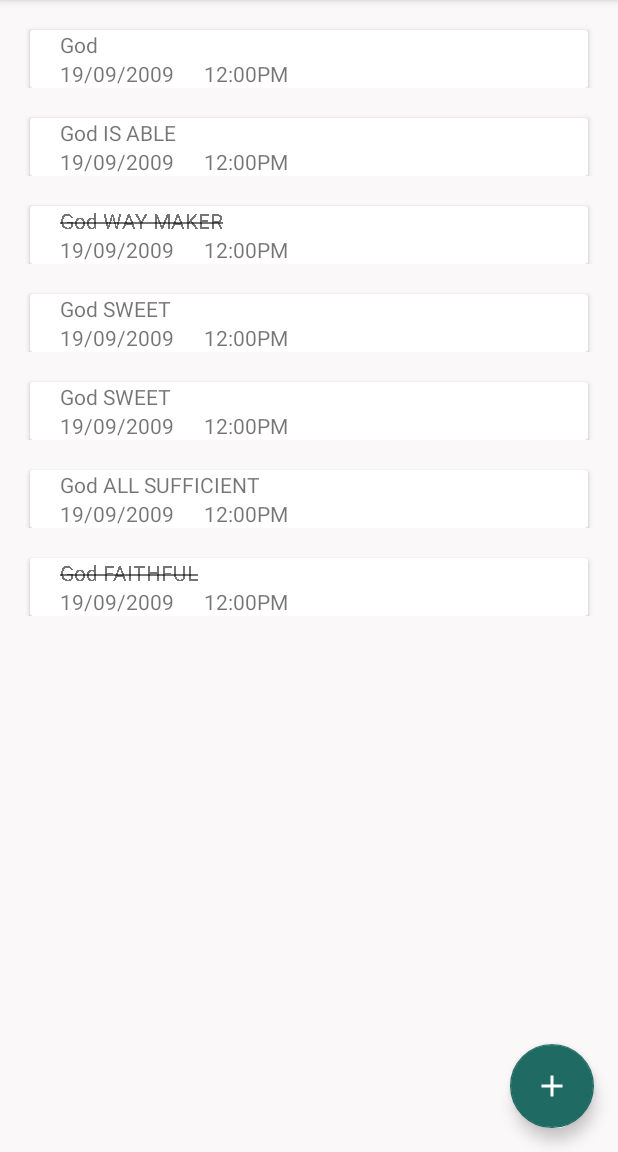
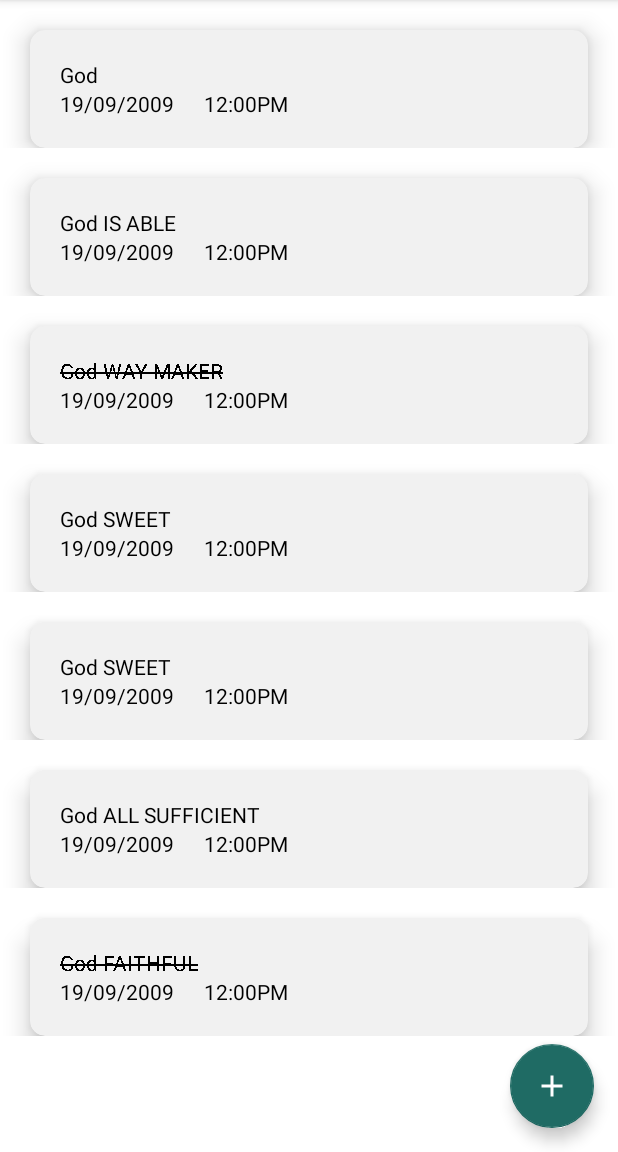
Before and after one commit to okezino/JotNotes, an Android app: the screen it shows after launch (MainActivity), on a phone screen of 412 x 824 dp, the part 84-1236 px from its top. Run offline under Robolectric (Android 15) with nearby library versions, the phone set to English and light mode, and no system bars; our stand-ins replace Dagger/Hilt's generated code, Room's generated code, navigation-ui.

Commit message:
card view

```diff
--- a/app/src/main/res/layout/fragment_first.xml
+++ b/app/src/main/res/layout/fragment_first.xml
@@ -4,7 +4,7 @@
     xmlns:tools="http://schemas.android.com/tools"
     android:layout_width="match_parent"
     android:layout_height="match_parent"
-    android:background="@color/bg_color"
+    android:background="@color/white"
     tools:context=".ui.JotNote">
     <androidx.recyclerview.widget.RecyclerView
         android:id="@+id/todo_recyclerview"
--- a/app/src/main/res/layout/todo_layout_view.xml
+++ b/app/src/main/res/layout/todo_layout_view.xml
@@ -2,6 +2,7 @@
 <androidx.constraintlayout.widget.ConstraintLayout xmlns:android="http://schemas.android.com/apk/res/android"
     android:layout_width="match_parent"
     android:layout_height="wrap_content"
+
     xmlns:app="http://schemas.android.com/apk/res-auto">
 
     <androidx.cardview.widget.CardView
@@ -9,10 +10,10 @@
         android:layout_width="match_parent"
         android:layout_height="wrap_content"
         android:layout_marginHorizontal="20dp"
+        app:cardCornerRadius="10dp"
+        app:cardBackgroundColor="@color/card_bg_color"
         android:layout_marginTop="20dp"
-        android:elevation="8dp"
-        android:outlineAmbientShadowColor="@color/black"
-        android:outlineSpotShadowColor="@color/black"
+        app:cardElevation="10dp"
         app:layout_constraintEnd_toEndOf="parent"
         app:layout_constraintTop_toTopOf="parent"
         app:layout_constraintStart_toStartOf="parent">
@@ -21,6 +22,7 @@
             android:id="@+id/todo_layout_card"
             android:layout_width="wrap_content"
             android:paddingStart="20dp"
+            android:paddingVertical="20dp"
             android:layout_height="wrap_content">
 
             <TextView
@@ -28,6 +30,7 @@
                 android:layout_width="wrap_content"
                 android:layout_height="wrap_content"
                 android:text="what is going on here"
+                android:textColor="@color/black"
                 app:layout_constraintTop_toTopOf="@id/todo_layout_card"
                 app:layout_constraintStart_toStartOf="parent"/>
             <TextView
@@ -35,6 +38,7 @@
                 android:layout_width="wrap_content"
                 android:layout_height="wrap_content"
                 android:text="16/3/9898"
+                android:textColor="@color/black"
                 app:layout_constraintStart_toStartOf="@id/todo_layout_card"
                 app:layout_constraintTop_toBottomOf="@id/card_title"/>
             <TextView
@@ -43,6 +47,7 @@
                 android:layout_height="wrap_content"
                 android:layout_marginStart="20dp"
                 android:text="12:00 PM"
+                android:textColor="@color/black"
                 app:layout_constraintTop_toBottomOf="@id/card_title"
                 app:layout_constraintStart_toEndOf="@id/card_date"/>
 
--- a/app/src/main/res/values/colors.xml
+++ b/app/src/main/res/values/colors.xml
@@ -11,5 +11,6 @@
 
 
     <color name="bg_color">#FAF8F8</color>
+    <color name="card_bg_color">#F1F1F1</color>
     <color name="tool_bar_color">#1F6B64</color>
 </resources>
```
